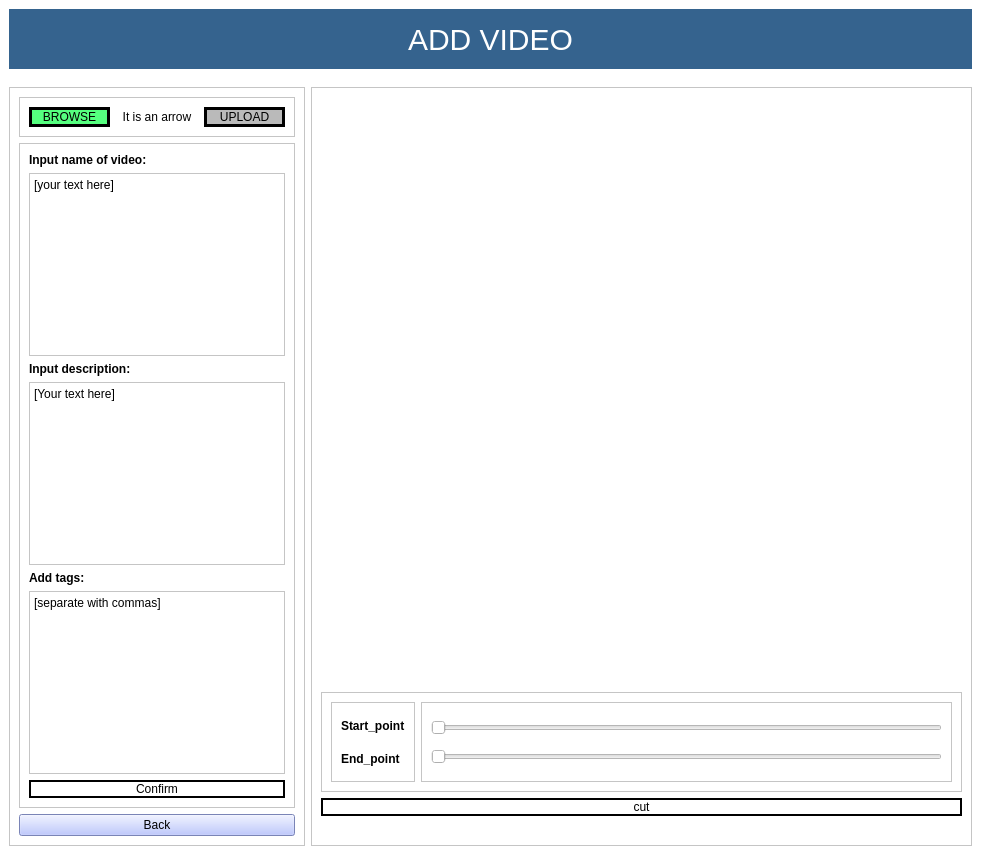
MotionInput/Team14-CopyClare, file copyclare/ui/video_addition.ui: the form before one commit.
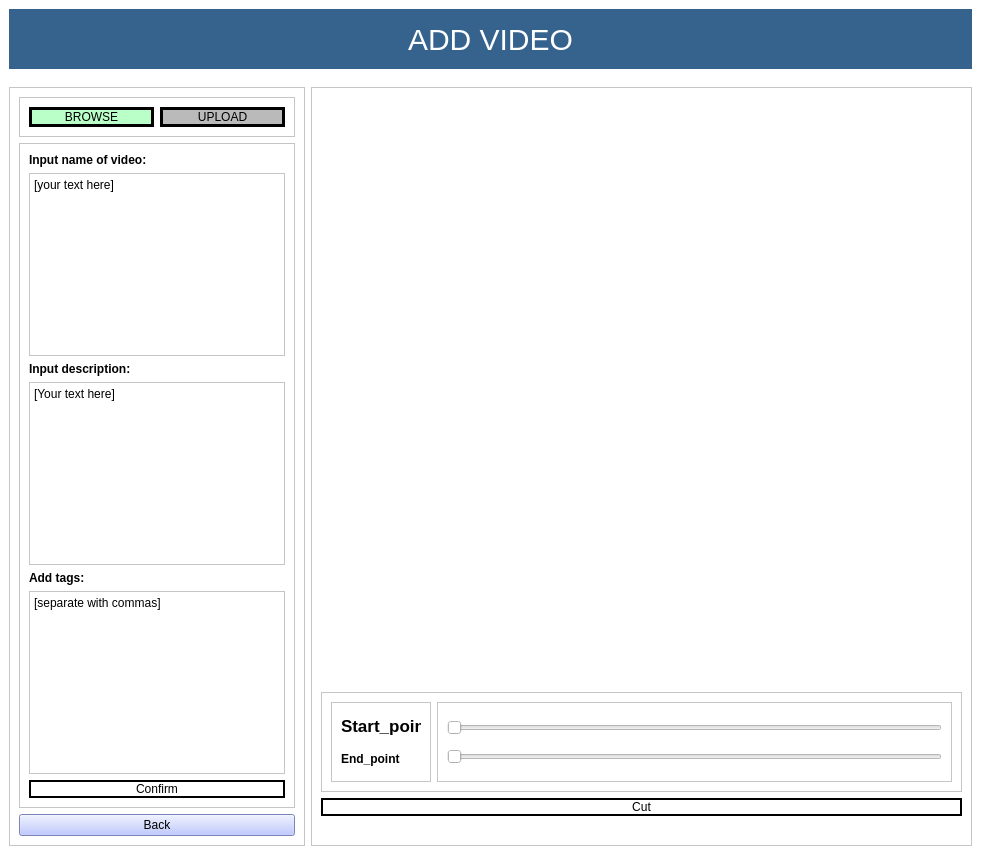
The form after the commit.

Commit message: tutorial video add; comments

What changed in the file:
```diff
--- a/copyclare/ui/video_addition.ui
+++ b/copyclare/ui/video_addition.ui
@@ -206,23 +206,13 @@
                   </size>
                  </property>
                  <property name="styleSheet">
-                  <string notr="true">background-color: rgb(85, 255, 127);</string>
+                  <string notr="true">background-color: rgb(187, 255, 200);</string>
                  </property>
                  <property name="text">
                   <string>BROWSE</string>
                  </property>
                 </widget>
                </item>
-               <item>
-                <widget class="QLabel" name="label">
-                 <property name="text">
-                  <string>It is an arrow</string>
-                 </property>
-                 <property name="alignment">
-                  <set>Qt::AlignCenter</set>
-                 </property>
-                </widget>
-               </item>
                <item>
                 <widget class="QPushButton" name="upload_button">
                  <property name="maximumSize">
@@ -463,7 +453,7 @@
                    <widget class="QLabel" name="Start">
                     <property name="font">
                      <font>
-                      <pointsize>9</pointsize>
+                      <pointsize>13</pointsize>
                       <weight>75</weight>
                       <bold>true</bold>
                      </font>
@@ -530,7 +520,7 @@
                <string notr="true">border: 2px solid;</string>
               </property>
               <property name="text">
-               <string>cut</string>
+               <string>Cut</string>
               </property>
              </widget>
             </item>
```
Left out of the diff: 12 changed lines with no effect on the pictures. The commit also changes 6 other files.
